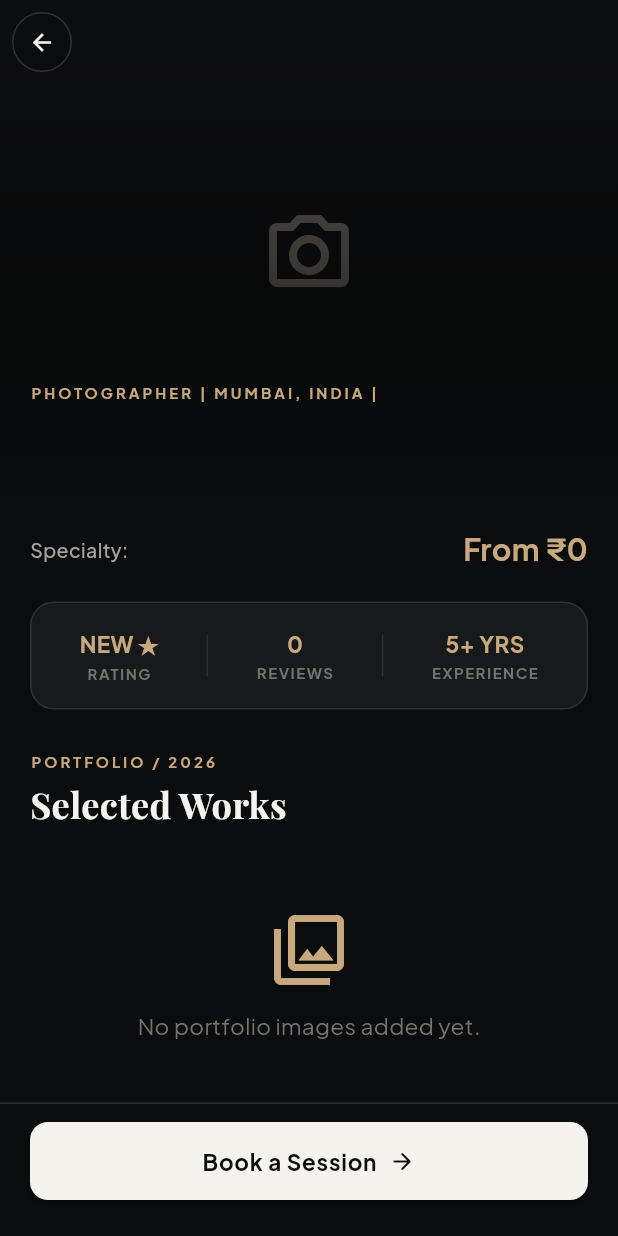
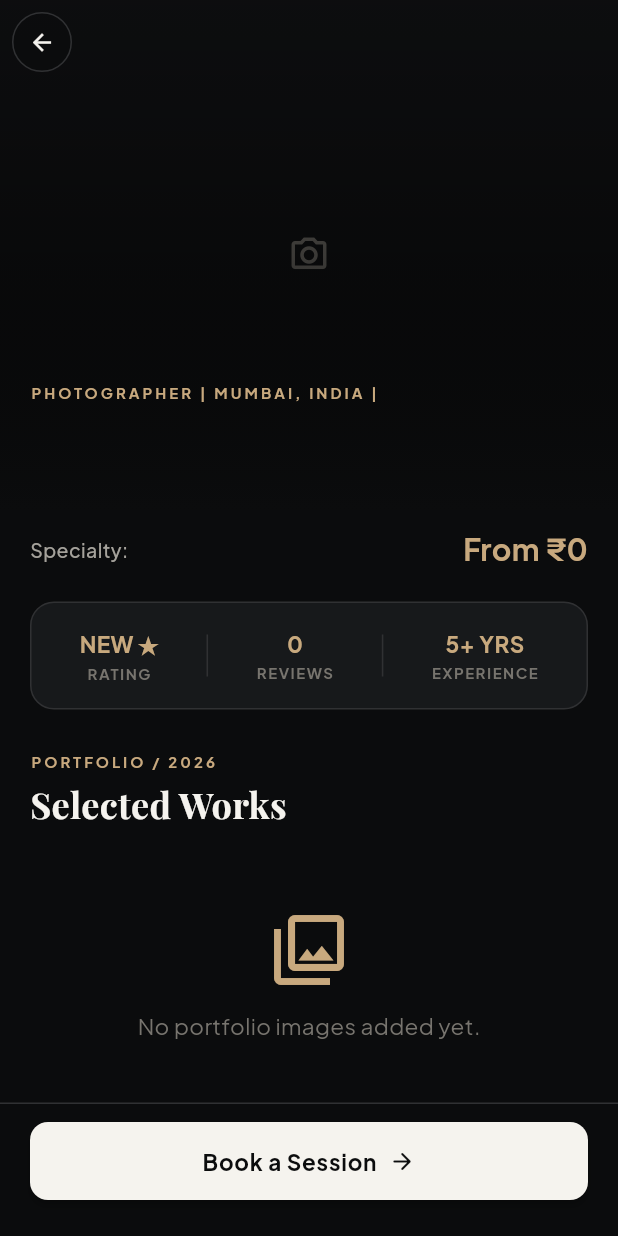
Before and after one commit to sarthaktajane07/Framefolio, a Flutter app: the PhotographerProfileScreen screen opened directly with empty values, on a phone screen of 412 x 824 dp. Run offline on Flutter 3.47's test engine with Material 3 defaults, Android fonts, the phone set to English and light mode, and no system bars; our stand-ins replace cached_network_image, cloud_firestore, firebase_auth, firebase_core, google_fonts, image_picker; accounts and stored records are empty.

Commit message:
fix: optimize upload speed with parallel Future.wait and fix web image CORS rendering with AppNetworkImage

```diff
--- /dev/null
+++ b/lib/core/widgets/app_network_image.dart
@@ -0,0 +1,95 @@
+import 'package:flutter/foundation.dart';
+import 'package:flutter/material.dart';
+import 'package:cached_network_image/cached_network_image.dart';
+import '../constants/app_constants.dart';
+
+/// Universal network image loader for FrameFolio.
+/// Optimally handles Web (Image.network native embedding) and Mobile (CachedNetworkImage)
+/// preventing black box placeholders and CORS failures.
+class AppNetworkImage extends StatelessWidget {
+  final String imageUrl;
+  final BoxFit fit;
+  final double? width;
+  final double? height;
+
+  const AppNetworkImage({
+    super.key,
+    required this.imageUrl,
+    this.fit = BoxFit.cover,
+    this.width,
+    this.height,
+  });
+
+  @override
+  Widget build(BuildContext context) {
+    if (imageUrl.isEmpty) {
+      return _buildFallback();
+    }
+
+    if (kIsWeb) {
+      return Image.network(
+        imageUrl,
+        width: width,
+        height: height,
+        fit: fit,
+        loadingBuilder: (context, child, loadingProgress) {
+          if (loadingProgress == null) return child;
+          return Container(
+            color: const Color(AppConstants.secondaryBgValue),
+            child: const Center(
+              child: SizedBox(
+                width: 24,
+                height: 24,
+                child: CircularProgressIndicator(
+                  strokeWidth: 2,
+                  color: Color(AppConstants.primaryColor),
+                ),
+              ),
+            ),
+          );
+        },
+        errorBuilder: (context, error, stackTrace) => _buildFallback(),
+      );
+    }
+
+    return CachedNetworkImage(
+      imageUrl: imageUrl,
+      width: width,
+      height: height,
+      fit: fit,
+      placeholder: (context, url) => Container(
+        color: const Color(AppConstants.secondaryBgValue),
+        child: const Center(
+          child: SizedBox(
+            width: 24,
+            height: 24,
+            child: CircularProgressIndicator(
+              strokeWidth: 2,
+              color: Color(AppConstants.primaryColor),
+            ),
+          ),
+        ),
+      ),
+      errorWidget: (context, url, error) => Image.network(
+        imageUrl,
+        width: width,
+        height: height,
+        fit: fit,
+        errorBuilder: (context, error, stackTrace) => _buildFallback(),
+      ),
+    );
+  }
+
+  Widget _buildFallback() {
+    return Container(
+      color: const Color(AppConstants.secondaryBgValue),
+      child: const Center(
+        child: Icon(
+          Icons.camera_alt_outlined,
+          color: Color(AppConstants.textMutedValue),
+          size: 28,
+        ),
+      ),
+    );
+  }
+}
--- a/lib/features/browse/photographer_profile_screen.dart
+++ b/lib/features/browse/photographer_profile_screen.dart
@@ -1,7 +1,7 @@
 import 'package:flutter/material.dart';
-import 'package:cached_network_image/cached_network_image.dart';
 import 'package:google_fonts/google_fonts.dart';
 import '../../core/constants/app_constants.dart';
+import '../../core/widgets/app_network_image.dart';
 import '../../core/widgets/portfolio_grid.dart';
 import '../../core/widgets/loading_widget.dart';
 import '../../models/photographer_model.dart';
@@ -197,35 +197,10 @@ class _PhotographerProfileScreenState extends State<PhotographerProfileScreen> {
                 children: [
                   Hero(
                     tag: 'photographer_cover_${p.photographerId}',
-                    child: p.coverPhotoUrl.isNotEmpty
-                        ? CachedNetworkImage(
-                            imageUrl: p.coverPhotoUrl,
-                            fit: BoxFit.cover,
-                            placeholder: (_, __) => const LoadingWidget(),
-                            errorWidget: (_, __, ___) => Image.network(
-                              p.coverPhotoUrl,
-                              fit: BoxFit.cover,
-                              errorBuilder: (_, __, ___) => Container(
-                                color:
-                                    const Color(AppConstants.secondaryBgValue),
-                                child: const Icon(
-                                  Icons.camera_alt_outlined,
-                                  size: 64,
-                                  color: Color(AppConstants.textMutedValue),
-                                ),
-                              ),
-                            ),
-                          )
-                        : Container(
-                            color: const Color(AppConstants.secondaryBgValue),
-                            child: const Center(
-                              child: Icon(
-                                Icons.camera_alt_outlined,
-                                size: 64,
-                                color: Color(AppConstants.textMutedValue),
-                              ),
-                            ),
-                          ),
+                    child: AppNetworkImage(
+                      imageUrl: p.coverPhotoUrl,
+                      fit: BoxFit.cover,
+                    ),
                   ),
                   Positioned.fill(
                     child: DecoratedBox(
```
Also changed, not shown: lib/core/widgets/photographer_card.dart (+2 -34 lines), lib/core/widgets/portfolio_grid.dart (+3 -32 lines), lib/features/portfolio/portfolio_management_screen.dart (+2 -11 lines), lib/features/portfolio/portfolio_upload_screen.dart (+20 -22 lines).
